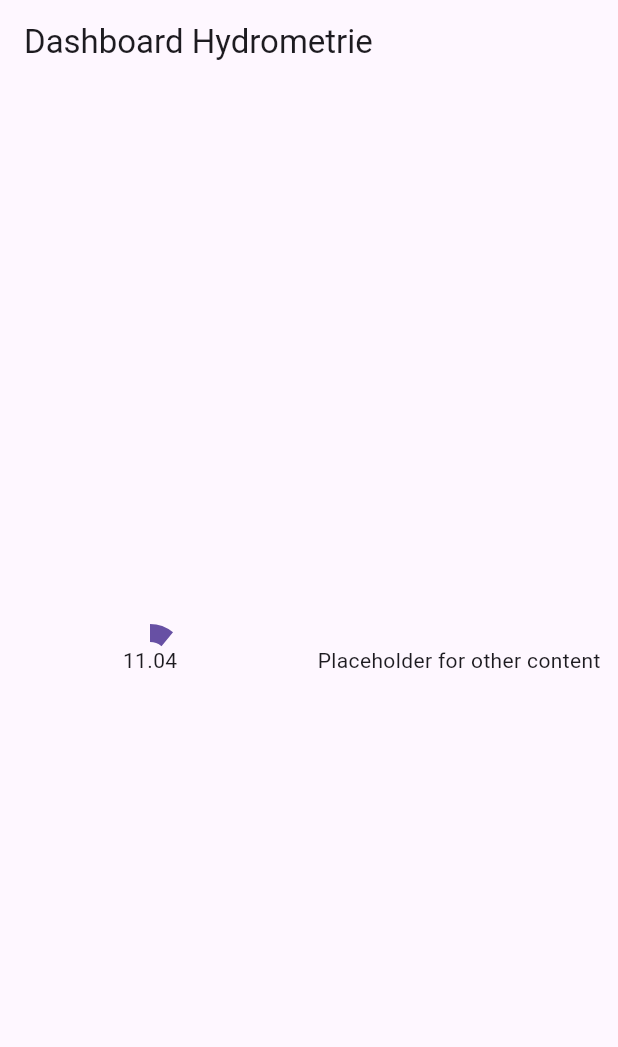
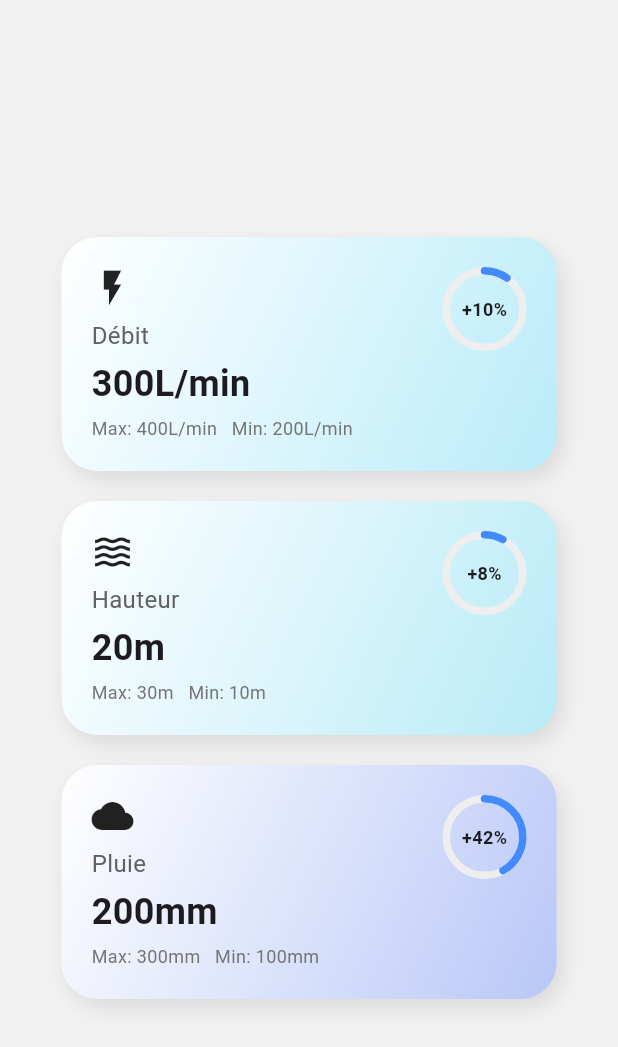
Before and after one commit to miikeydev/hydrometrie_dashboard, a Flutter app: the screen it shows after launch, on a phone screen of 412 x 824 dp. Shown: the top 1047 px of the screen. Run offline on Flutter 3.47's test engine with Material 3 defaults, Android fonts, the phone set to English and light mode, and no system bars; drawn by our look-alikes of percent_indicator.

Commit message:
add: left widgets

```diff
--- a/lib/main.dart
+++ b/lib/main.dart
@@ -1,6 +1,19 @@
 import 'package:flutter/material.dart';
 import 'package:hydrometrie_dashboard/app.dart';
+import 'screens/stat_cards_screen.dart';
 
 void main() {
   runApp(const MyApp());
 }
+
+class MyApp extends StatelessWidget {
+  const MyApp({super.key});
+
+  @override
+  Widget build(BuildContext context) {
+    return const MaterialApp(
+      debugShowCheckedModeBanner: false,
+      home: StatCardsScreen(),
+    );
+  }
+}
--- /dev/null
+++ b/lib/screens/stat_cards_screen.dart
@@ -0,0 +1,154 @@
+import 'package:flutter/material.dart';
+import 'package:percent_indicator/percent_indicator.dart';
+
+class StatCardsScreen extends StatelessWidget {
+  const StatCardsScreen({super.key});
+
+  @override
+  Widget build(BuildContext context) {
+    return Scaffold(
+      backgroundColor: const Color(0xFFF2F2F2),
+      body: Center(
+        child: Column(
+          mainAxisAlignment: MainAxisAlignment.center,
+          children: const [
+            StatCard(
+              icon: Icons.flash_on,
+              title: 'Débit',
+              value: '300L/min',
+              min: '200L/min',
+              max: '400L/min',
+              percent: 0.10,
+              percentLabel: '+10%',
+              gradient: LinearGradient(
+                colors: [Colors.white, Color(0xFFB9ECF9)],
+                begin: Alignment.topLeft,
+                end: Alignment.bottomRight,
+              ),
+            ),
+            SizedBox(height: 20),
+            StatCard(
+              icon: Icons.waves,
+              title: 'Hauteur',
+              value: '20m',
+              min: '10m',
+              max: '30m',
+              percent: 0.08,
+              percentLabel: '+8%',
+              gradient: LinearGradient(
+                colors: [Colors.white, Color(0xFFB8EBF7)],
+                begin: Alignment.topLeft,
+                end: Alignment.bottomRight,
+              ),
+            ),
+            SizedBox(height: 20),
+            StatCard(
+              icon: Icons.cloud,
+              title: 'Pluie',
+              value: '200mm',
+              min: '100mm',
+              max: '300mm',
+              percent: 0.42,
+              percentLabel: '+42%',
+              gradient: LinearGradient(
+                colors: [Colors.white, Color(0xFFB8C7F7)],
+                begin: Alignment.topLeft,
+                end: Alignment.bottomRight,
+              ),
+            ),
+          ],
+        ),
+      ),
+    );
+  }
+}
+
+class StatCard extends StatelessWidget {
+  final IconData icon;
+  final String title;
+  final String value;
+  final String min;
+  final String max;
+  final double percent;
+  final String percentLabel;
+  final Gradient gradient;
+
+  const StatCard({
+    super.key,
+    required this.icon,
+    required this.title,
+    required this.value,
+    required this.min,
+    required this.max,
+    required this.percent,
+    required this.percentLabel,
+    required this.gradient,
+  });
+
+  @override
+  Widget build(BuildContext context) {
+    return Container(
+      constraints: const BoxConstraints(minWidth: 330, maxWidth: 330),
+      decoration: BoxDecoration(
+        gradient: gradient,
+        borderRadius: BorderRadius.circular(24),
+        boxShadow: [
+          BoxShadow(
+            color: Colors.black.withOpacity(0.1),
+            blurRadius: 12,
+            offset: const Offset(4, 6),
+          ),
+        ],
+      ),
+      padding: const EdgeInsets.all(20),
+      child: Stack(
+        children: [
+          Positioned(
+            top: 0,
+            right: 0,
+            child: CircularPercentIndicator(
+              radius: 28,
+              lineWidth: 5,
+              percent: percent.clamp(0.0, 1.0),
+              center: Text(
+                percentLabel,
+                style: const TextStyle(
+                  fontSize: 12,
+                  fontWeight: FontWeight.bold,
+                ),
+              ),
+              progressColor: Colors.blueAccent,
+              backgroundColor: Colors.grey.shade200,
+              circularStrokeCap: CircularStrokeCap.round,
+            ),
+          ),
+          Column(
+            crossAxisAlignment: CrossAxisAlignment.start,
+            mainAxisAlignment: MainAxisAlignment.center,
+            children: [
+              Icon(icon, size: 28),
+              const SizedBox(height: 6),
+              Text(
+                title,
+                style: TextStyle(color: Colors.grey.shade700, fontSize: 16),
+              ),
+              const SizedBox(height: 4),
+              Text(
+                value,
+                style: const TextStyle(
+                  fontSize: 24,
+                  fontWeight: FontWeight.bold,
+                ),
+              ),
+              const SizedBox(height: 4),
+              Text(
+                'Max: $max   Min: $min',
+                style: TextStyle(color: Colors.grey.shade600, fontSize: 12),
+              ),
+            ],
+          ),
+        ],
+      ),
+    );
+  }
+}
--- a/pubspec.yaml
+++ b/pubspec.yaml
@@ -30,6 +30,7 @@ environment:
 dependencies:
   flutter:
     sdk: flutter
+  percent_indicator: ^4.2.2
 
   # The following adds the Cupertino Icons font to your application.
   # Use with the CupertinoIcons class for iOS style icons.
```
Also changed, not shown: pubspec.lock.
